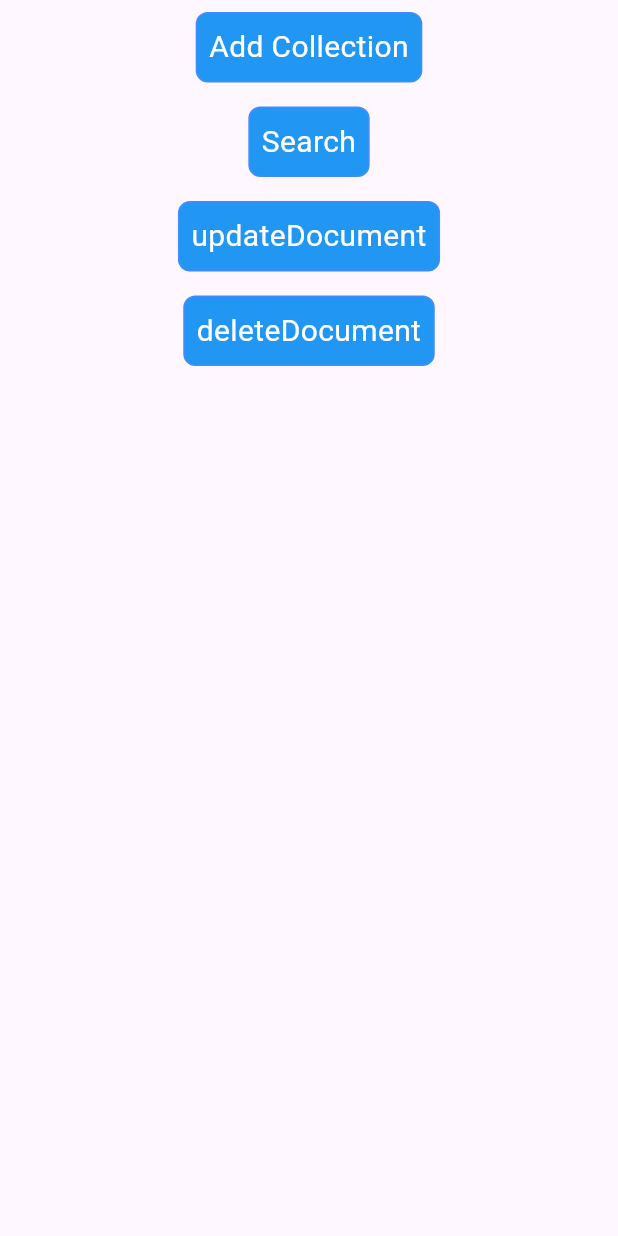
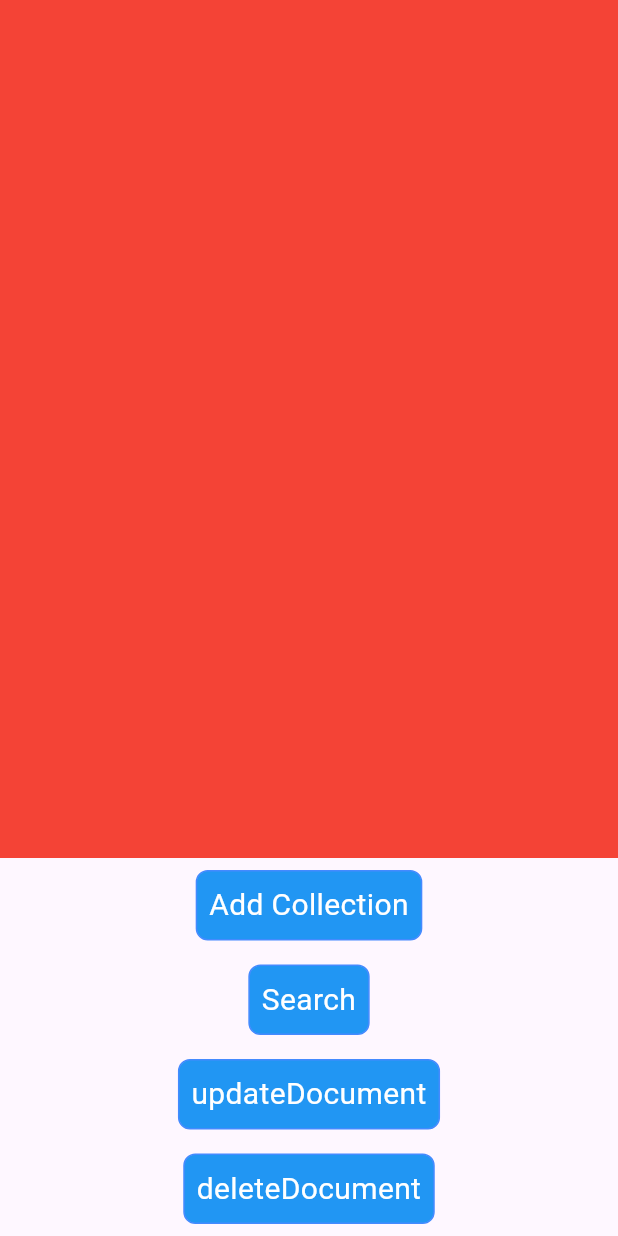
Before and after one commit to quoctran1/trainning, a Flutter app: the FireStoreScreen screen opened directly, after a tap on "updateDocument", on a phone screen of 412 x 824 dp. Run offline on Flutter 3.47's test engine with Material 3 defaults, Android fonts, the phone set to English and light mode, and no system bars; our stand-ins replace bloc, cached_network_image, cloud_firestore, firebase_analytics, firebase_auth, firebase_core and 6 more; missing offline and left inert: tap_debouncer, tmdb_api; accounts and stored records are empty; network calls fail.

```diff
--- a/lib/screen/custom_paint/custom_paint_screen.dart
+++ b/lib/screen/custom_paint/custom_paint_screen.dart
@@ -13,7 +13,6 @@ class _CustomPaintScreenState extends State<CustomPaintScreen> {
   Widget build(BuildContext context) {
     return Scaffold(
       appBar: AppBar(),
-      // body: const BubbleChatCustomPaint(),
       body: const ItemBackgroundCustomPaint(),
     );
   }
--- a/lib/screen/custom_paint/ticket_custom_paint/header_ticket_custom_painter.dart
+++ b/lib/screen/custom_paint/ticket_custom_paint/header_ticket_custom_painter.dart
@@ -8,7 +8,7 @@ class HeaderTicketCustomPainter extends StatelessWidget {
     return CustomPaint(
       painter: RPSCustomPainter(),
       child: Container(
-        height: 130,
+        height: 100,
         padding: const EdgeInsets.symmetric(horizontal: 30, vertical: 20),
         child: IntrinsicHeight(
           child: Row(
--- a/lib/screen/firebase_screen/firestore_screen.dart
+++ b/lib/screen/firebase_screen/firestore_screen.dart
@@ -1,5 +1,6 @@
+import 'package:cloud_firestore/cloud_firestore.dart';
+import 'package:firebase_auth/firebase_auth.dart';
 import 'package:flutter/material.dart';
-import 'package:trainning/models/app_info/app_info.dart';
 import 'package:trainning/screen/firebase_screen/firestore_controller.dart';
 import 'package:trainning/widget/home_button_widget.dart';
 
@@ -11,6 +12,14 @@ class FireStoreScreen extends StatefulWidget {
 }
 
 class _FireStoreScreenState extends State<FireStoreScreen> {
+  late List<String> listWidget;
+
+  @override
+  void initState() {
+    listWidget = [];
+    super.initState();
+  }
+
   @override
   Widget build(BuildContext context) {
     return Scaffold(
@@ -18,13 +27,31 @@ class _FireStoreScreenState extends State<FireStoreScreen> {
         child: Center(
           child: Column(
             children: [
-              FutureBuilder(
-                future: FireStoreController().fetchCommunity(),
-                builder:
-                    (BuildContext context, AsyncSnapshot<AppInfo?> snapshot) {
-                  if (!snapshot.hasData) return const SizedBox();
-                  return Text(snapshot.data!.info?.name ?? "");
-                },
+              Expanded(
+                child: Container(
+                  color: Colors.red,
+                  child: StreamBuilder(
+                    stream: FirebaseFirestore.instance
+                        .collection('app_info')
+                        .snapshots(),
+                    builder: (BuildContext context,
+                        AsyncSnapshot<QuerySnapshot<dynamic>> snapshot) {
+                      if (snapshot.data == null) return const SizedBox();
+                      var list = snapshot.data?.docs ?? [];
+                      for (var element in list) {
+                        listWidget.add(element.data()['name']);
+                      }
+                      return ListView.builder(
+                        itemCount: listWidget.length,
+                        itemBuilder: (BuildContext context, int index) {
+                          return ListTile(
+                            title: Text(listWidget[index]),
+                          );
+                        },
+                      );
+                    },
+                  ),
+                ),
               ),
               HomeButtonWidget(
                   title: 'Add Collection',
@@ -38,13 +65,21 @@ class _FireStoreScreenState extends State<FireStoreScreen> {
                   }),
               HomeButtonWidget(
                   title: 'updateDocument',
-                  onTap: () {
-                    FireStoreController().updateDocument();
+                  onTap: () async {
+                    final result = await FirebaseAuth.instance
+                        .signInWithEmailAndPassword(
+                            email: 'tranquoc1171@gmail.com',
+                            password: 'password');
+                    print(result);
                   }),
               HomeButtonWidget(
                   title: 'deleteDocument',
-                  onTap: () {
-                    FireStoreController().deleteDocument();
+                  onTap: () async {
+                    final result = await FirebaseAuth.instance
+                        .createUserWithEmailAndPassword(
+                            email: 'tranquoc1171@gmail.com',
+                            password: 'password');
+                    print(result);
                   }),
             ],
           ),
--- a/lib/screen/image_screen/cache_image_screen.dart
+++ b/lib/screen/image_screen/cache_image_screen.dart
@@ -97,11 +97,5 @@ class _CacheImageScreenState extends State<CacheImageScreen> {
     String getString(){
     String fe='dww';
     return fe;
-    // return 'adwdwa';
   }
-
-// flutter_image_compress
-// https://github.com/warcayac/compressors_comparison
-
-//CFol: https://github.com/Baseflow/flutter_cached_network_image/issues/802
 }
```
Also changed, not shown: lib/main.dart (+15 -0 lines), lib/screen/custom_library/custom_library.dart (added, +39 -0 lines), lib/screen/custom_paint/triangle_custom_painter/triangle_custom_painter.dart (+17 -15 lines), pubspec.yaml (+8 -0 lines), pubspec.lock, 6 other files.
